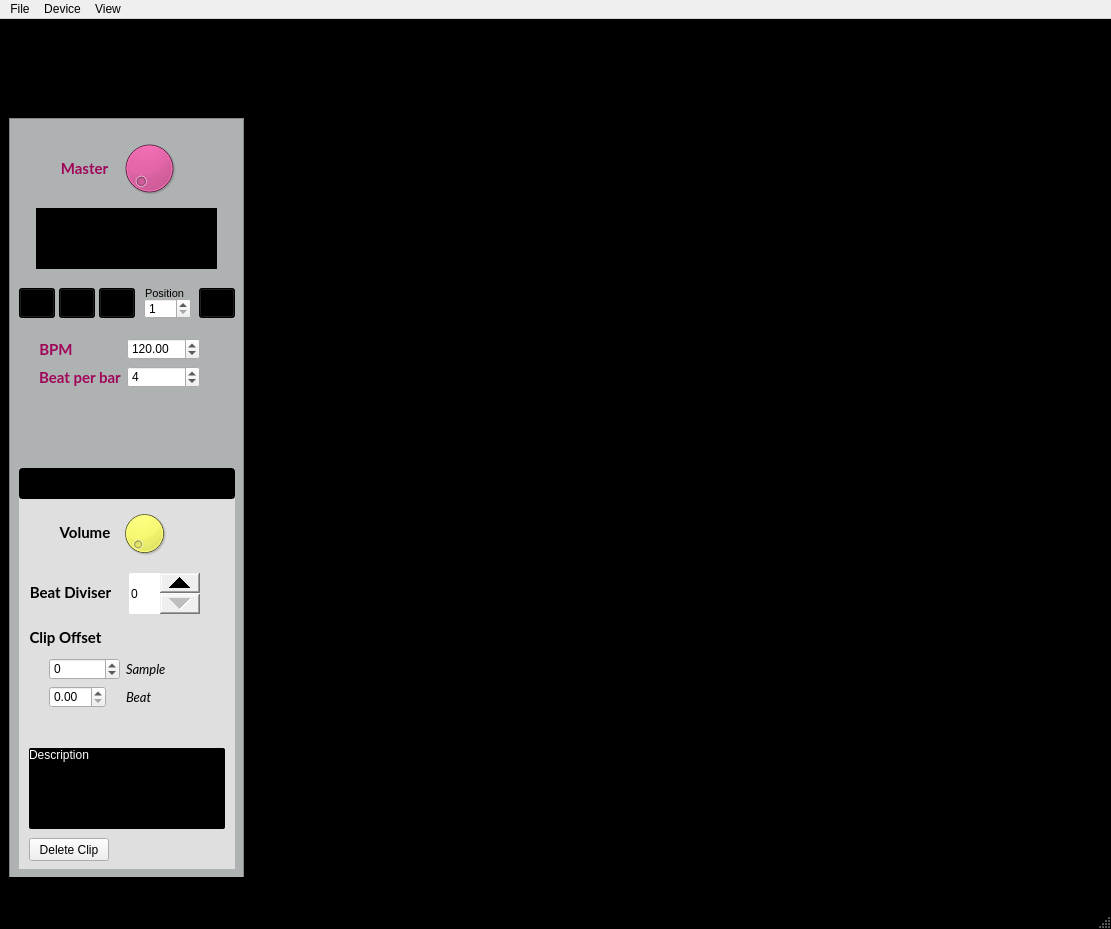
Vampouille/superboucle, file gui_ui.ui: the form before one commit.
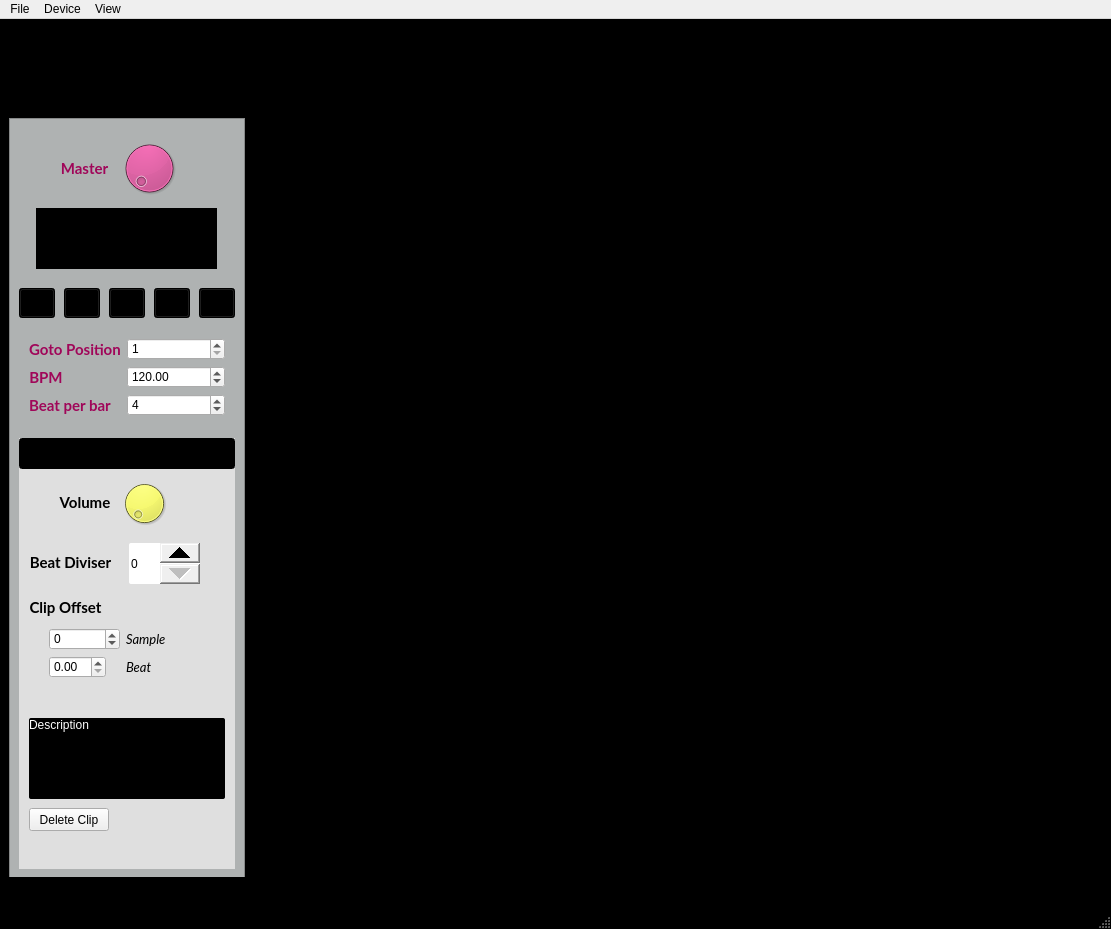
The form after the commit. Icons and pictures are not drawn. Custom widgets are drawn as their Qt base class.

Commit message: Add record feature, keep timer enable

Patch:
```diff
--- a/gui_ui.ui
+++ b/gui_ui.ui
@@ -46,7 +46,7 @@
         </property>
         <property name="minimumSize">
          <size>
-          <width>235</width>
+          <width>236</width>
           <height>849</height>
          </size>
         </property>
@@ -86,7 +86,7 @@
           <rect>
            <x>0</x>
            <y>90</y>
-           <width>235</width>
+           <width>236</width>
            <height>760</height>
           </rect>
          </property>
@@ -155,9 +155,9 @@
           <property name="geometry">
            <rect>
             <x>10</x>
-            <y>350</y>
+            <y>320</y>
             <width>216</width>
-            <height>401</height>
+            <height>431</height>
            </rect>
           </property>
           <property name="styleSheet">
@@ -401,7 +401,7 @@
          <widget class="QPushButton" name="playButton">
           <property name="geometry">
            <rect>
-            <x>50</x>
+            <x>55</x>
             <y>170</y>
             <width>36</width>
             <height>30</height>
@@ -429,7 +429,7 @@
          <widget class="QPushButton" name="pauseButton">
           <property name="geometry">
            <rect>
-            <x>90</x>
+            <x>100</x>
             <y>170</y>
             <width>36</width>
             <height>30</height>
@@ -539,51 +539,17 @@
            </size>
           </property>
          </widget>
-         <widget class="QSpinBox" name="gotoTarget">
-          <property name="geometry">
-           <rect>
-            <x>135</x>
-            <y>180</y>
-            <width>47</width>
-            <height>21</height>
-           </rect>
-          </property>
-          <property name="minimum">
-           <number>1</number>
-          </property>
-          <property name="maximum">
-           <number>999999999</number>
-          </property>
-         </widget>
-         <widget class="QLabel" name="label_9">
-          <property name="geometry">
-           <rect>
-            <x>136</x>
-            <y>168</y>
-            <width>44</width>
-            <height>14</height>
-           </rect>
-          </property>
-          <property name="font">
-           <font>
-            <pointsize>8</pointsize>
-           </font>
-          </property>
-          <property name="text">
-           <string>Position</string>
-          </property>
-         </widget>
          <widget class="QWidget" name="formLayoutWidget">
           <property name="geometry">
            <rect>
-            <x>30</x>
+            <x>20</x>
             <y>220</y>
-            <width>161</width>
-            <height>61</height>
+            <width>196</width>
+            <height>83</height>
            </rect>
           </property>
           <layout class="QFormLayout" name="formLayout_2">
-           <item row="0" column="0">
+           <item row="1" column="0">
             <widget class="QLabel" name="label_10">
              <property name="font">
               <font>
@@ -605,7 +571,7 @@
              </property>
             </widget>
            </item>
-           <item row="0" column="1">
+           <item row="1" column="1">
             <widget class="QDoubleSpinBox" name="bpm">
              <property name="minimum">
               <double>1.000000000000000</double>
@@ -618,7 +584,7 @@
              </property>
             </widget>
            </item>
-           <item row="1" column="0">
+           <item row="2" column="0">
             <widget class="QLabel" name="label_11">
              <property name="font">
               <font>
@@ -640,7 +606,7 @@
              </property>
             </widget>
            </item>
-           <item row="1" column="1">
+           <item row="2" column="1">
             <widget class="QSpinBox" name="beat_per_bar">
              <property name="minimum">
               <number>1</number>
@@ -650,8 +616,68 @@
              </property>
             </widget>
            </item>
+           <item row="0" column="0">
+            <widget class="QLabel" name="label_12">
+             <property name="font">
+              <font>
+               <family>Lato</family>
+               <pointsize>11</pointsize>
+               <weight>75</weight>
+               <bold>true</bold>
+               <kerning>true</kerning>
+              </font>
+             </property>
+             <property name="styleSheet">
+              <string notr="true">color: rgb(160, 6, 89);</string>
+             </property>
+             <property name="text">
+              <string>Goto Position</string>
+             </property>
+             <property name="alignment">
+              <set>Qt::AlignCenter</set>
+             </property>
+            </widget>
+           </item>
+           <item row="0" column="1">
+            <widget class="QSpinBox" name="gotoTarget">
+             <property name="minimum">
+              <number>1</number>
+             </property>
+             <property name="maximum">
+              <number>999999999</number>
+             </property>
+            </widget>
+           </item>
           </layout>
          </widget>
+         <widget class="QPushButton" name="recordButton">
+          <property name="geometry">
+           <rect>
+            <x>145</x>
+            <y>170</y>
+            <width>36</width>
+            <height>30</height>
+           </rect>
+          </property>
+          <property name="toolTip">
+           <string>Pause</string>
+          </property>
+          <property name="styleSheet">
+           <string notr="true">QPushButton {background-color: rgb(0, 0, 0);}
+QPushButton:pressed {background-color: rgb(98, 98, 98);}
+</string>
+          </property>
+          <property name="icon">
+           <iconset resource="gui.qrc">
+            <normaloff>:/icons/icons/record_24.png</normaloff>:/icons/icons/record_24.png</iconset>
+          </property>
+          <property name="iconSize">
+           <size>
+            <width>24</width>
+            <height>24</height>
+           </size>
+          </property>
+         </widget>
         </widget>
        </widget>
       </item>
```
Left out of the diff: 2 changed lines with no effect on the pictures. The commit also changes 6 other files.
